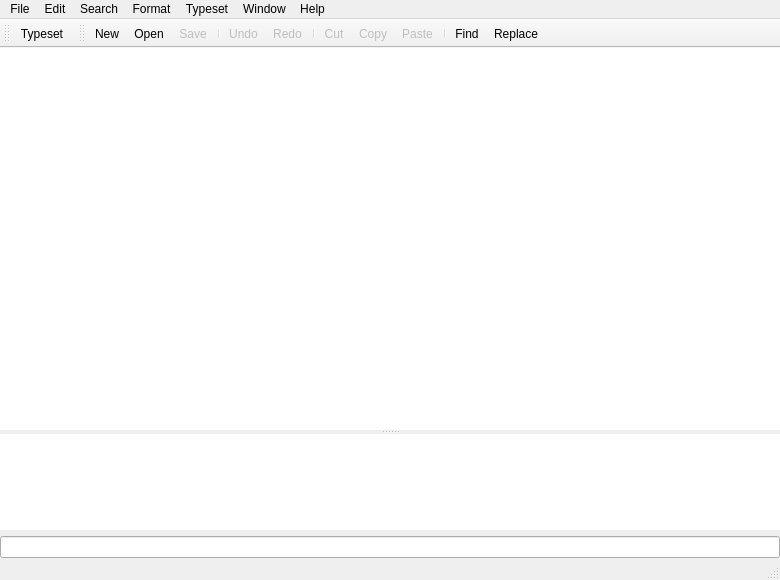
Qt form TeXDocument.ui (Sharpie/TeXworks) before a commit.
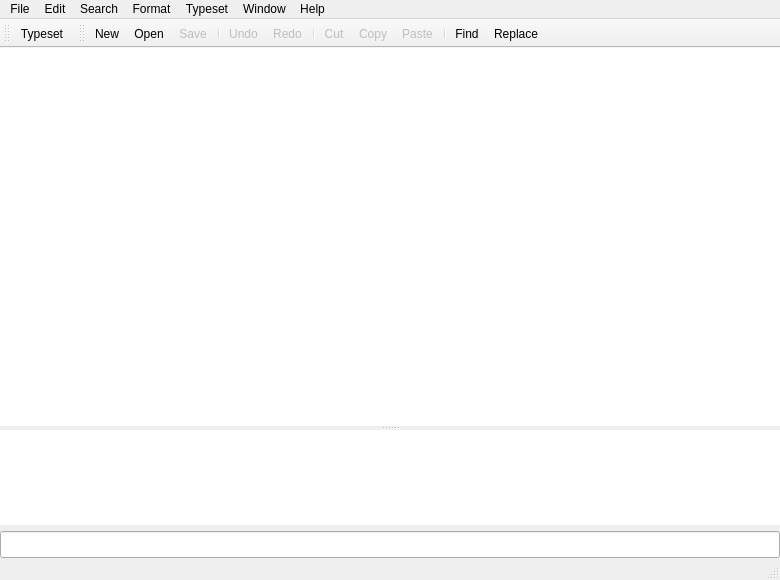
The same form after that commit. Icons and pictures are not drawn. Custom widgets are drawn as their Qt base class.

What changed in the file:
```diff
--- a/TeXDocument.ui
+++ b/TeXDocument.ui
@@ -70,6 +70,43 @@
          <verstretch>1</verstretch>
         </sizepolicy>
        </property>
+       <property name="palette" >
+        <palette>
+         <active>
+          <colorrole role="Text" >
+           <brush brushstyle="SolidPattern" >
+            <color alpha="255" >
+             <red>0</red>
+             <green>102</green>
+             <blue>0</blue>
+            </color>
+           </brush>
+          </colorrole>
+         </active>
+         <inactive>
+          <colorrole role="Text" >
+           <brush brushstyle="SolidPattern" >
+            <color alpha="255" >
+             <red>0</red>
+             <green>102</green>
+             <blue>0</blue>
+            </color>
+           </brush>
+          </colorrole>
+         </inactive>
+         <disabled>
+          <colorrole role="Text" >
+           <brush brushstyle="SolidPattern" >
+            <color alpha="255" >
+             <red>127</red>
+             <green>127</green>
+             <blue>127</blue>
+            </color>
+           </brush>
+          </colorrole>
+         </disabled>
+        </palette>
+       </property>
        <property name="font" >
         <font>
          <pointsize>12</pointsize>
@@ -100,7 +137,50 @@
      </widget>
     </item>
     <item>
-     <widget class="QLineEdit" name="inputLine" />
+     <widget class="QLineEdit" name="inputLine" >
+      <property name="palette" >
+       <palette>
+        <active>
+         <colorrole role="Text" >
+          <brush brushstyle="SolidPattern" >
+           <color alpha="255" >
+            <red>153</red>
+            <green>0</green>
+            <blue>0</blue>
+           </color>
+          </brush>
+         </colorrole>
+        </active>
+        <inactive>
+         <colorrole role="Text" >
+          <brush brushstyle="SolidPattern" >
+           <color alpha="255" >
+            <red>153</red>
+            <green>0</green>
+            <blue>0</blue>
+           </color>
+          </brush>
+         </colorrole>
+        </inactive>
+        <disabled>
+         <colorrole role="Text" >
+          <brush brushstyle="SolidPattern" >
+           <color alpha="255" >
+            <red>127</red>
+            <green>127</green>
+            <blue>127</blue>
+           </color>
+          </brush>
+         </colorrole>
+        </disabled>
+       </palette>
+      </property>
+      <property name="font" >
+       <font>
+        <pointsize>12</pointsize>
+       </font>
+      </property>
+     </widget>
     </item>
    </layout>
   </widget>
```
Left out of the diff: 9 changed lines with no effect on the pictures.
